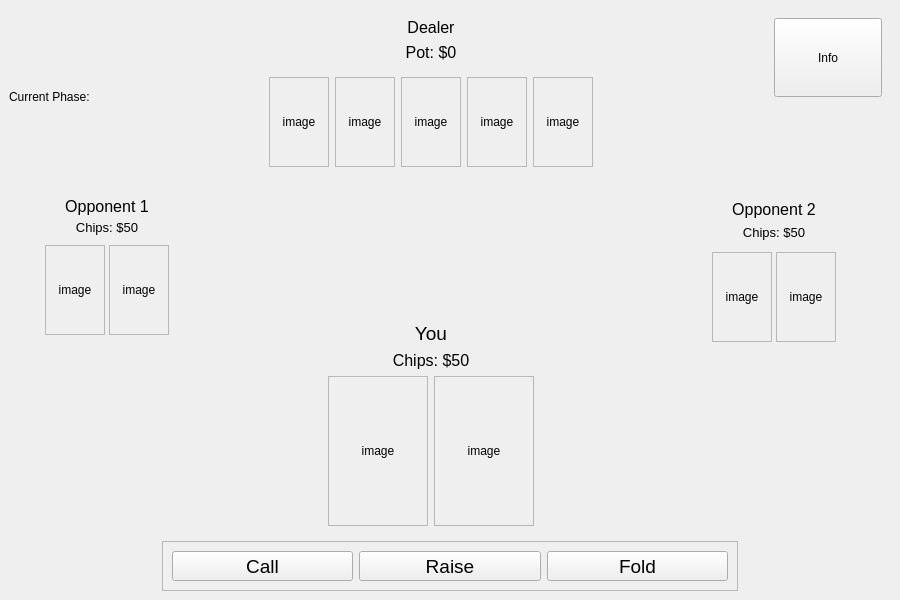
The window that PokerTeacher/view.ui (SinahiLeon/CS3505-Texas-Hold-em-Poker-Teacher) describes before a commit, drawn with Qt 5.
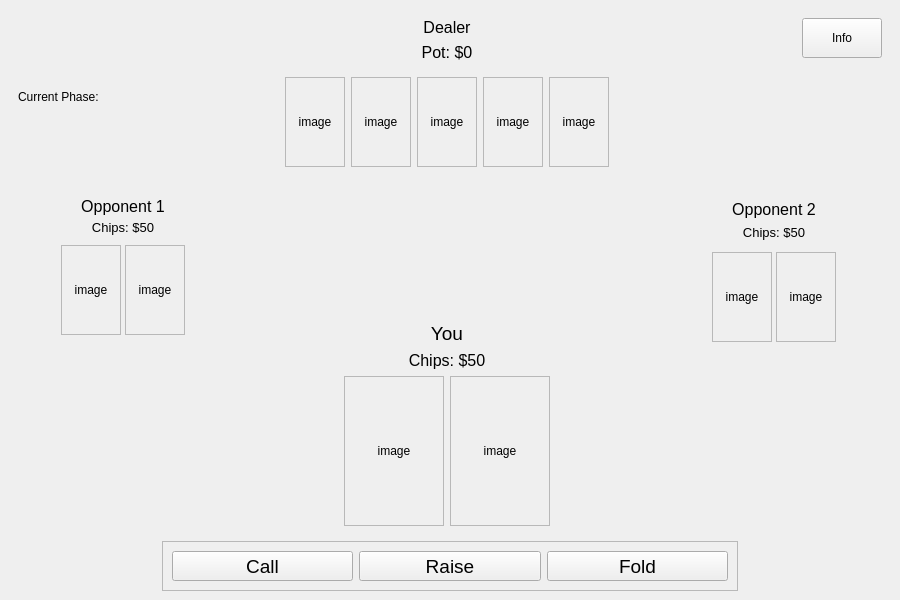
The same window after the commit.

```diff
--- a/PokerTeacher/view.ui
+++ b/PokerTeacher/view.ui
@@ -22,7 +22,7 @@
   <widget class="QWidget" name="centralwidget">
    <layout class="QVBoxLayout" name="verticalLayout_2" stretch="0,0">
     <item>
-     <layout class="QGridLayout" name="gridLayout" rowstretch="1,0" columnstretch="2,0,0">
+     <layout class="QGridLayout" name="gridLayout" rowstretch="1,0" columnstretch="0,2,0">
       <item row="1" column="0">
        <widget class="QWidget" name="opponent1" native="true">
         <layout class="QVBoxLayout" name="verticalLayout_3" stretch="0,0,0,0">
@@ -162,6 +162,18 @@
                <enum>QFrame::Shadow::Raised</enum>
               </property>
               <layout class="QGridLayout" name="gridLayout_8">
+               <property name="leftMargin">
+                <number>0</number>
+               </property>
+               <property name="topMargin">
+                <number>0</number>
+               </property>
+               <property name="rightMargin">
+                <number>0</number>
+               </property>
+               <property name="bottomMargin">
+                <number>0</number>
+               </property>
                <item row="0" column="0">
                 <widget class="QLabel" name="opp1Card1">
                  <property name="text">
@@ -208,6 +220,18 @@
                <enum>QFrame::Shadow::Raised</enum>
               </property>
               <layout class="QGridLayout" name="gridLayout_7">
+               <property name="leftMargin">
+                <number>0</number>
+               </property>
+               <property name="topMargin">
+                <number>0</number>
+               </property>
+               <property name="rightMargin">
+                <number>0</number>
+               </property>
+               <property name="bottomMargin">
+                <number>0</number>
+               </property>
                <item row="0" column="0">
                 <widget class="QLabel" name="opp1Card2">
                  <property name="text">
@@ -359,6 +383,18 @@
                <enum>QFrame::Shadow::Raised</enum>
               </property>
               <layout class="QGridLayout" name="gridLayout_11">
+               <property name="leftMargin">
+                <number>0</number>
+               </property>
+               <property name="topMargin">
+                <number>0</number>
+               </property>
+               <property name="rightMargin">
+                <number>0</number>
+               </property>
+               <property name="bottomMargin">
+                <number>0</number>
+               </property>
                <item row="0" column="0">
                 <widget class="QLabel" name="commCard1">
                  <property name="text">
@@ -405,6 +441,18 @@
                <enum>QFrame::Shadow::Raised</enum>
               </property>
               <layout class="QGridLayout" name="gridLayout_4">
+               <property name="leftMargin">
+                <number>0</number>
+               </property>
+               <property name="topMargin">
+                <number>0</number>
+               </property>
+               <property name="rightMargin">
+                <number>0</number>
+               </property>
+               <property name="bottomMargin">
+                <number>0</number>
+               </property>
                <item row="0" column="0">
                 <widget class="QLabel" name="commCard2">
                  <property name="text">
@@ -451,6 +499,18 @@
                <enum>QFrame::Shadow::Raised</enum>
               </property>
               <layout class="QGridLayout" name="gridLayout_6">
+               <property name="leftMargin">
+                <number>0</number>
+               </property>
+               <property name="topMargin">
+                <number>0</number>
+               </property>
+               <property name="rightMargin">
+                <number>0</number>
+               </property>
+               <property name="bottomMargin">
+                <number>0</number>
+               </property>
                <item row="0" column="0">
                 <widget class="QLabel" name="commCard3">
                  <property name="text">
@@ -497,6 +557,18 @@
                <enum>QFrame::Shadow::Raised</enum>
               </property>
               <layout class="QGridLayout" name="gridLayout_5">
+               <property name="leftMargin">
+                <number>0</number>
+               </property>
+               <property name="topMargin">
+                <number>0</number>
+               </property>
+               <property name="rightMargin">
+                <number>0</number>
+               </property>
+               <property name="bottomMargin">
+                <number>0</number>
+               </property>
                <item row="0" column="0">
                 <widget class="QLabel" name="commCard4">
                  <property name="text">
@@ -543,6 +615,18 @@
                <enum>QFrame::Shadow::Raised</enum>
               </property>
               <layout class="QGridLayout" name="gridLayout_3">
+               <property name="leftMargin">
+                <number>0</number>
+               </property>
+               <property name="topMargin">
+                <number>0</number>
+               </property>
+               <property name="rightMargin">
+                <number>0</number>
+               </property>
+               <property name="bottomMargin">
+                <number>0</number>
+               </property>
                <item row="0" column="0">
                 <widget class="QLabel" name="commCard5">
                  <property name="text">
@@ -677,6 +761,18 @@
                <enum>QFrame::Shadow::Raised</enum>
               </property>
               <layout class="QGridLayout" name="gridLayout_10">
+               <property name="leftMargin">
+                <number>0</number>
+               </property>
+               <property name="topMargin">
+                <number>0</number>
+               </property>
+               <property name="rightMargin">
+                <number>0</number>
+               </property>
+               <property name="bottomMargin">
+                <number>0</number>
+               </property>
                <item row="0" column="0">
                 <widget class="QLabel" name="playerCard1">
                  <property name="text">
@@ -705,6 +801,18 @@
                <enum>QFrame::Shadow::Raised</enum>
               </property>
               <layout class="QGridLayout" name="gridLayout_9">
+               <property name="leftMargin">
+                <number>0</number>
+               </property>
+               <property name="topMargin">
+                <number>0</number>
+               </property>
+               <property name="rightMargin">
+                <number>0</number>
+               </property>
+               <property name="bottomMargin">
+                <number>0</number>
+               </property>
                <item row="0" column="0">
                 <widget class="QLabel" name="playerCard2">
                  <property name="text">
@@ -928,43 +1036,6 @@
         </layout>
        </widget>
       </item>
-      <item row="0" column="0">
-       <layout class="QGridLayout" name="gridLayout_14">
-        <item row="2" column="0">
-         <spacer name="verticalSpacer_7">
-          <property name="orientation">
-           <enum>Qt::Orientation::Vertical</enum>
-          </property>
-          <property name="sizeHint" stdset="0">
-           <size>
-            <width>20</width>
-            <height>40</height>
-           </size>
-          </property>
-         </spacer>
-        </item>
-        <item row="0" column="0">
-         <spacer name="verticalSpacer_6">
-          <property name="orientation">
-           <enum>Qt::Orientation::Vertical</enum>
-          </property>
-          <property name="sizeHint" stdset="0">
-           <size>
-            <width>20</width>
-            <height>40</height>
-           </size>
-          </property>
-         </spacer>
-        </item>
-        <item row="1" column="0">
-         <widget class="QLabel" name="phaseLabel">
-          <property name="text">
-           <string>Current Phase: </string>
-          </property>
-         </widget>
-        </item>
-       </layout>
-      </item>
       <item row="0" column="2">
        <widget class="QWidget" name="tutorialInfo" native="true">
         <property name="sizePolicy">
@@ -973,7 +1044,10 @@
           <verstretch>0</verstretch>
          </sizepolicy>
         </property>
-        <layout class="QGridLayout" name="gridLayout_2" rowstretch="1,1" columnstretch="1,1">
+        <layout class="QGridLayout" name="gridLayout_2" rowstretch="0,1" columnstretch="1,0">
+         <property name="spacing">
+          <number>0</number>
+         </property>
          <item row="0" column="0">
           <spacer name="horizontalSpacer_3">
            <property name="orientation">
@@ -993,7 +1067,7 @@
          <item row="0" column="1">
           <widget class="QPushButton" name="infoButton">
            <property name="sizePolicy">
-            <sizepolicy hsizetype="Preferred" vsizetype="Preferred">
+            <sizepolicy hsizetype="Minimum" vsizetype="Minimum">
              <horstretch>0</horstretch>
              <verstretch>0</verstretch>
             </sizepolicy>
@@ -1034,6 +1108,45 @@
         </layout>
        </widget>
       </item>
+      <item row="0" column="0">
+       <widget class="QWidget" name="gameInfo" native="true">
+        <layout class="QGridLayout" name="gridLayout_14">
+         <item row="2" column="0">
+          <spacer name="verticalSpacer_7">
+           <property name="orientation">
+            <enum>Qt::Orientation::Vertical</enum>
+           </property>
+           <property name="sizeHint" stdset="0">
+            <size>
+             <width>20</width>
+             <height>40</height>
+            </size>
+           </property>
+          </spacer>
+         </item>
+         <item row="0" column="0">
+          <spacer name="verticalSpacer_6">
+           <property name="orientation">
+            <enum>Qt::Orientation::Vertical</enum>
+           </property>
+           <property name="sizeHint" stdset="0">
+            <size>
+             <width>20</width>
+             <height>40</height>
+            </size>
+           </property>
+          </spacer>
+         </item>
+         <item row="1" column="0">
+          <widget class="QLabel" name="phaseLabel">
+           <property name="text">
+            <string>Current Phase: </string>
+           </property>
+          </widget>
+         </item>
+        </layout>
+       </widget>
+      </item>
      </layout>
     </item>
     <item>
```
Left out of the diff: 24 changed lines with no effect on the pictures.
